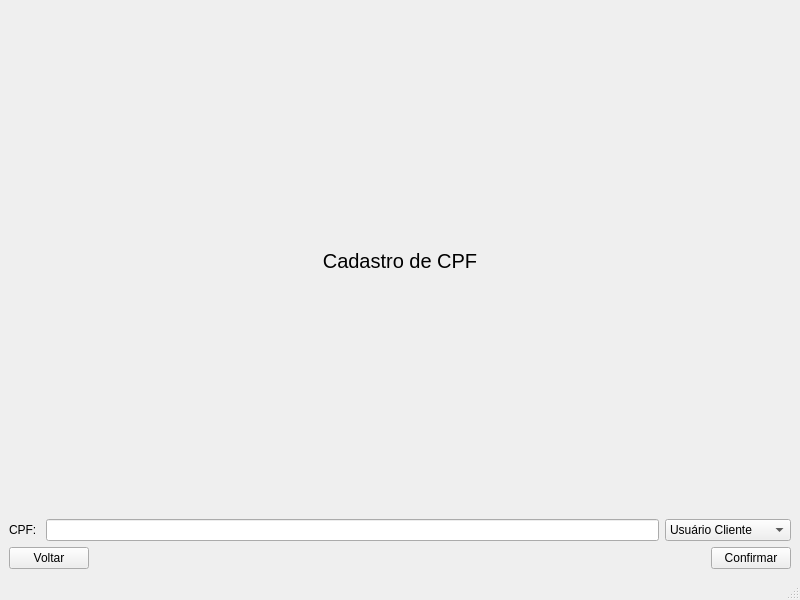
Old version of the form Cliente/ui/cpf.ui in the repository Liedsonfsa/Route-Run.
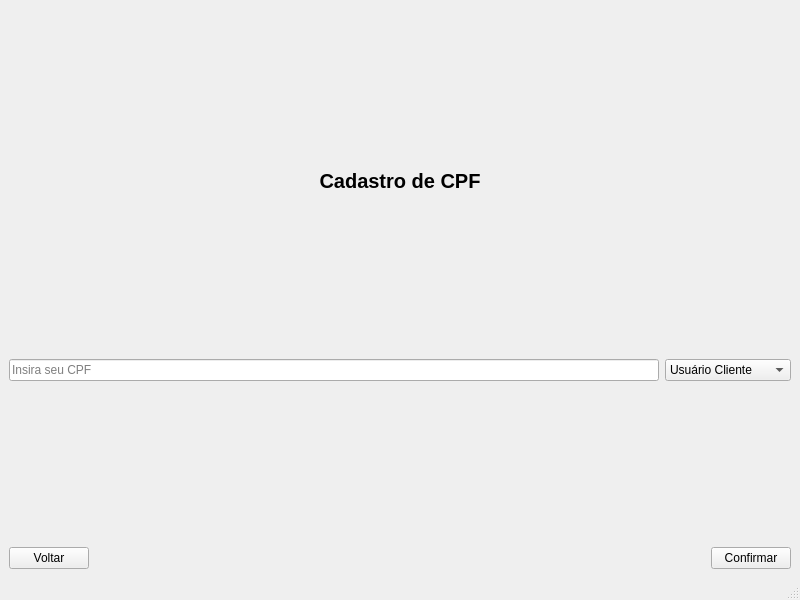
New version of the form.

Patch:
```diff
--- a/Cliente/ui/cpf.ui
+++ b/Cliente/ui/cpf.ui
@@ -15,11 +15,26 @@
   </property>
   <widget class="QWidget" name="centralwidget">
    <layout class="QVBoxLayout" name="verticalLayout">
+    <item>
+     <spacer name="verticalSpacer_3">
+      <property name="orientation">
+       <enum>Qt::Vertical</enum>
+      </property>
+      <property name="sizeHint" stdset="0">
+       <size>
+        <width>20</width>
+        <height>40</height>
+       </size>
+      </property>
+     </spacer>
+    </item>
     <item>
      <widget class="QLabel" name="label_2">
       <property name="font">
        <font>
         <pointsize>15</pointsize>
+        <weight>75</weight>
+        <bold>true</bold>
        </font>
       </property>
       <property name="text">
@@ -30,20 +45,30 @@
       </property>
      </widget>
     </item>
+    <item>
+     <spacer name="verticalSpacer_2">
+      <property name="orientation">
+       <enum>Qt::Vertical</enum>
+      </property>
+      <property name="sizeHint" stdset="0">
+       <size>
+        <width>20</width>
+        <height>40</height>
+       </size>
+      </property>
+     </spacer>
+    </item>
     <item>
      <layout class="QHBoxLayout" name="horizontalLayout_2">
       <item>
        <layout class="QHBoxLayout" name="horizontalLayout">
         <item>
-         <widget class="QLabel" name="label">
-          <property name="text">
-           <string>CPF: </string>
+         <widget class="QLineEdit" name="lineEdit_cpf">
+          <property name="placeholderText">
+           <string>Insira seu CPF</string>
           </property>
          </widget>
         </item>
-        <item>
-         <widget class="QLineEdit" name="lineEdit_cpf"/>
-        </item>
        </layout>
       </item>
       <item>
@@ -62,6 +87,19 @@
       </item>
      </layout>
     </item>
+    <item>
+     <spacer name="verticalSpacer">
+      <property name="orientation">
+       <enum>Qt::Vertical</enum>
+      </property>
+      <property name="sizeHint" stdset="0">
+       <size>
+        <width>20</width>
+        <height>40</height>
+       </size>
+      </property>
+     </spacer>
+    </item>
     <item>
      <layout class="QHBoxLayout" name="horizontalLayout_3">
       <item>
```
Left out of the diff: 10 changed lines with no effect on the pictures.
